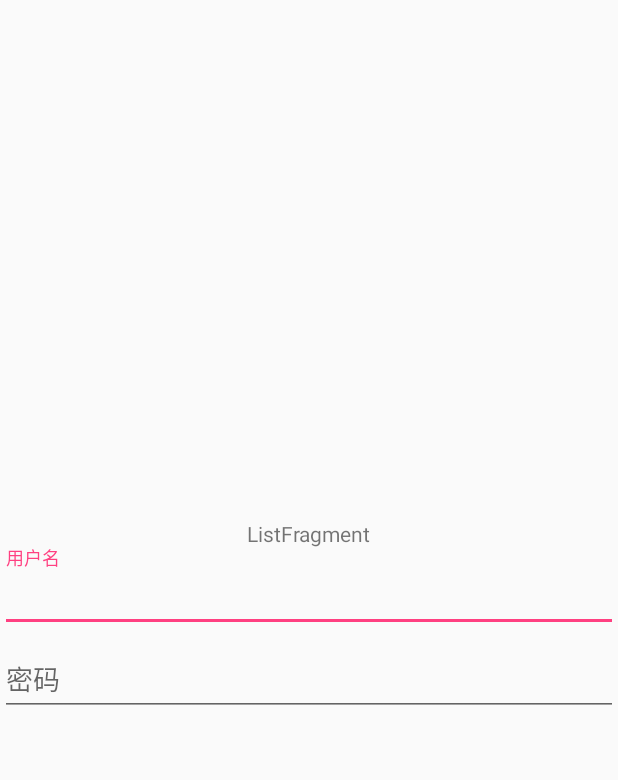
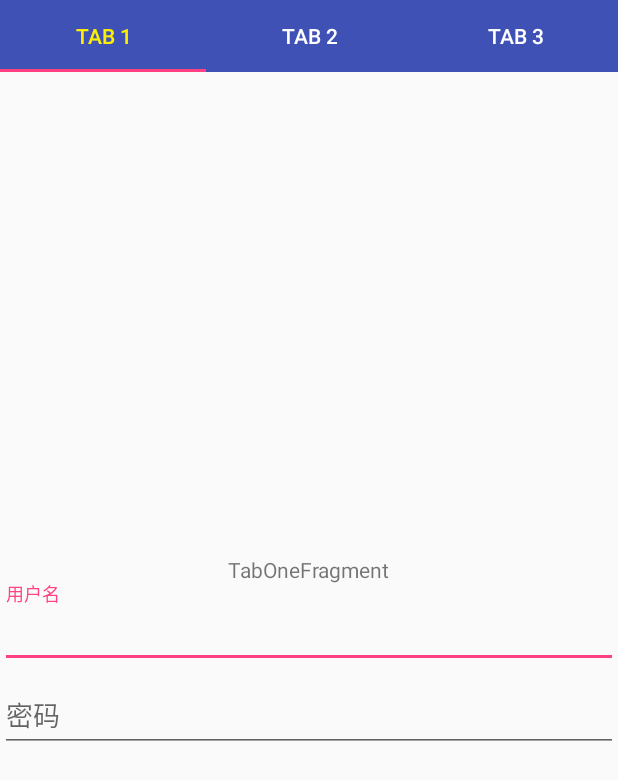
Before and after one commit to d071225/AndroidStudioDemo, an Android app: the screen it shows after launch (MainActivity), in the side drawer, after a tap on "列表", on a phone screen of 412 x 824 dp. Shown: the top 780 px of the screen. Run offline under Robolectric (Android 15) with nearby library versions, the phone set to English and light mode, and no system bars.

Commit message:
viewpager预加载和fragment复用问题

```diff
--- /dev/null
+++ b/materialdesigndemo/src/main/java/com/migu/materialdesigndemo/adapter/TabAdapter.java
@@ -0,0 +1,39 @@
+package com.migu.materialdesigndemo.adapter;
+
+
+import android.support.v4.app.Fragment;
+import android.support.v4.app.FragmentManager;
+import android.support.v4.app.FragmentPagerAdapter;
+
+import java.util.List;
+
+/**
+ * Created by DY on 2017/5/19.
+ */
+
+public class TabAdapter extends FragmentPagerAdapter {
+    private List<Fragment> fragments;
+    private String[] titls;
+    public TabAdapter(FragmentManager fm,List<Fragment> fragments,String[] titls) {
+        super(fm);
+        this.fragments=fragments;
+        this.titls=titls;
+    }
+
+    @Override
+    public Fragment getItem(int position) {
+        return fragments.get(position);
+    }
+
+    @Override
+    public int getCount() {
+        return fragments.size();
+    }
+
+    @Override
+    public CharSequence getPageTitle(int position) {
+        return titls[position];
+    }
+
+
+}
--- a/materialdesigndemo/src/main/java/com/migu/materialdesigndemo/controller/activity/MainActivity.java
+++ b/materialdesigndemo/src/main/java/com/migu/materialdesigndemo/controller/activity/MainActivity.java
@@ -1,7 +1,5 @@
 package com.migu.materialdesigndemo.controller.activity;
 
-import android.app.FragmentManager;
-import android.app.FragmentTransaction;
 import android.os.Bundle;
 import android.support.annotation.NonNull;
 import android.support.design.widget.NavigationView;
@@ -22,8 +20,8 @@ import com.migu.materialdesigndemo.controller.fragment.SettingFragment;
 public class MainActivity extends AppCompatActivity implements NavigationView.OnNavigationItemSelectedListener {
 
     private NavigationView navigationView;
-    private FragmentManager fragmentManager;
-    private FragmentTransaction ft;
+    private android.support.v4.app.FragmentManager fragmentManager;
+    private android.support.v4.app.FragmentTransaction ft;
     private HomeFragment homeFragment;
     private ListFragment listFragment;
     private SettingFragment settingFragment;
@@ -36,7 +34,7 @@ public class MainActivity extends AppCompatActivity implements NavigationView.On
     protected void onCreate(Bundle savedInstanceState) {
         super.onCreate(savedInstanceState);
         setContentView(R.layout.activity_main);
-        fragmentManager = getFragmentManager();
+        fragmentManager = getSupportFragmentManager();
         selectFragment(1);
         initFindViewById();
         initListener();
@@ -111,7 +109,7 @@ public class MainActivity extends AppCompatActivity implements NavigationView.On
                 ft.show(settingFragment);
                 break;
         }
-        ft.commitAllowingStateLoss();
+        ft.commit();
     }
     public void hideFragment(){
         if (homeFragment!=null){
--- /dev/null
+++ b/materialdesigndemo/src/main/java/com/migu/materialdesigndemo/controller/fragment/BaseFragment.java
@@ -0,0 +1,46 @@
+package com.migu.materialdesigndemo.controller.fragment;
+
+import android.support.v4.app.Fragment;
+
+/**
+ * Created by DY on 2017/5/19.
+ */
+
+public class BaseFragment extends Fragment {
+    /**
+     * 当前界面是否呈现给用户的状态标志
+     */
+    protected boolean isVisible;
+    /**
+     * 重写Fragment父类生命周期方法，在onCreate之前调用该方法，实现Fragment数据的缓加载.
+     * @param isVisibleToUser 当前是否已将界面显示给用户的状态
+     */
+    @Override
+    public void setUserVisibleHint(boolean isVisibleToUser) {
+        super.setUserVisibleHint(isVisibleToUser);
+        if(getUserVisibleHint()) {
+            isVisible = true;
+            onVisible();
+        } else {
+            isVisible = false;
+            onInvisible();
+        }
+    }
+    /**
+     * 当界面呈现给用户，即设置可见时执行，进行加载数据的方法
+     * 在用户可见时加载数据，而不在用户不可见的时候加载数据，是为了防止控件对象出现空指针异常
+     */
+    protected void onVisible(){
+        setlazyLoad();
+    }
+    /**
+     * 当界面还没呈现给用户，即设置不可见时执行
+     */
+    protected void onInvisible(){
+    }
+    /**
+     * 加载数据方法
+     */
+    protected void setlazyLoad(){
+    }
+}
--- a/materialdesigndemo/src/main/java/com/migu/materialdesigndemo/controller/fragment/HomeFragment.java
+++ b/materialdesigndemo/src/main/java/com/migu/materialdesigndemo/controller/fragment/HomeFragment.java
@@ -1,8 +1,8 @@
 package com.migu.materialdesigndemo.controller.fragment;
 
-import android.app.Fragment;
 import android.os.Bundle;
 import android.support.annotation.Nullable;
+import android.support.v4.app.Fragment;
 import android.view.LayoutInflater;
 import android.view.View;
 import android.view.ViewGroup;
--- a/materialdesigndemo/src/main/java/com/migu/materialdesigndemo/controller/fragment/ListFragment.java
+++ b/materialdesigndemo/src/main/java/com/migu/materialdesigndemo/controller/fragment/ListFragment.java
@@ -1,26 +1,88 @@
 package com.migu.materialdesigndemo.controller.fragment;
 
-import android.app.Fragment;
 import android.os.Bundle;
 import android.support.annotation.Nullable;
+import android.support.design.widget.TabLayout;
+import android.support.v4.app.Fragment;
+import android.support.v4.view.ViewPager;
 import android.view.LayoutInflater;
 import android.view.View;
 import android.view.ViewGroup;
-import android.widget.TextView;
 
 import com.migu.materialdesigndemo.R;
+import com.migu.materialdesigndemo.adapter.TabAdapter;
+
+import java.util.ArrayList;
+import java.util.List;
 
 /**
  * Created by DY on 2017/5/18.
  */
 
 public class ListFragment extends Fragment {
+
+    private TabLayout tabLayout;
+    private ViewPager viewPager;
+    private View view;
+    private String[] titles={"Tab 1","Tab 2","Tab 3"};
+    private List<Fragment> fragments;
+
     @Nullable
     @Override
     public View onCreateView(LayoutInflater inflater, @Nullable ViewGroup container, Bundle savedInstanceState) {
-        View view=View.inflate(getActivity(), R.layout.fragment_home,null);
-        TextView tv= (TextView) view.findViewById(R.id.tv_content);
-        tv.setText("ListFragment");
+        view = View.inflate(getActivity(), R.layout.fragment_list,null);
+        initData();
         return view;
     }
+
+    private void initData() {
+        initFindViewById();
+        initViewPager();
+        initTableLayout();
+        viewPager.addOnPageChangeListener(new TabLayout.TabLayoutOnPageChangeListener(tabLayout));
+        initListenser();
+    }
+
+    private void initViewPager() {
+        fragments = new ArrayList<Fragment>();
+        TabOneFragment tabOneFragment=new TabOneFragment();
+        TabTwoFragment tabTwoFragment=new TabTwoFragment();
+        TabThreeFragment tabThreeFragment=new TabThreeFragment();
+        fragments.add(tabOneFragment);
+        fragments.add(tabTwoFragment);
+        fragments.add(tabThreeFragment);
+        TabAdapter adapter=new TabAdapter(getActivity().getSupportFragmentManager(),fragments,titles);
+        viewPager.setAdapter(adapter);
+//        viewPager.setOffscreenPageLimit(2);
+    }
+
+    private void initListenser() {
+        tabLayout.setOnTabSelectedListener(new TabLayout.OnTabSelectedListener() {
+            @Override
+            public void onTabSelected(TabLayout.Tab tab) {
+
+            }
+
+            @Override
+            public void onTabUnselected(TabLayout.Tab tab) {
+
+            }
+
+            @Override
+            public void onTabReselected(TabLayout.Tab tab) {
+
+            }
+        });
+    }
+
+    private void initTableLayout() {
+        tabLayout.setTabMode(TabLayout.MODE_FIXED);
+        tabLayout.setupWithViewPager(viewPager);
+
+    }
+
+    private void initFindViewById() {
+        tabLayout = (TabLayout) view.findViewById(R.id.tl);
+        viewPager = (ViewPager) view.findViewById(R.id.vp);
+    }
 }
--- a/materialdesigndemo/src/main/java/com/migu/materialdesigndemo/controller/fragment/SettingFragment.java
+++ b/materialdesigndemo/src/main/java/com/migu/materialdesigndemo/controller/fragment/SettingFragment.java
@@ -1,8 +1,8 @@
 package com.migu.materialdesigndemo.controller.fragment;
 
-import android.app.Fragment;
 import android.os.Bundle;
 import android.support.annotation.Nullable;
+import android.support.v4.app.Fragment;
 import android.view.LayoutInflater;
 import android.view.View;
 import android.view.ViewGroup;
--- /dev/null
+++ b/materialdesigndemo/src/main/java/com/migu/materialdesigndemo/controller/fragment/TabOneFragment.java
@@ -0,0 +1,114 @@
+package com.migu.materialdesigndemo.controller.fragment;
+
+import android.content.Context;
+import android.os.Bundle;
+import android.support.annotation.Nullable;
+import android.util.Log;
+import android.view.LayoutInflater;
+import android.view.View;
+import android.view.ViewGroup;
+import android.widget.TextView;
+import android.widget.Toast;
+
+import com.migu.materialdesigndemo.R;
+
+/**
+ * Created by DY on 2017/5/18.
+ */
+
+public class TabOneFragment extends BaseFragment {
+    /**
+     * 预加载标志，默认值为false，设置为true，表示已经预加载完成，可以加载数据
+     */
+    private boolean isPrepared;
+    private View view;
+
+    @Nullable
+    @Override
+    public View onCreateView(LayoutInflater inflater, @Nullable ViewGroup container, Bundle savedInstanceState) {
+        Log.e("TabOneFragment","===onCreateView===");
+        if (view==null) {
+            view = View.inflate(getActivity(), R.layout.fragment_home, null);
+            TextView tv = (TextView) view.findViewById(R.id.tv_content);
+            tv.setText("TabOneFragment");
+            isPrepared = true;
+            setlazyLoad();
+        }
+        return view;
+    }
+
+    @Override
+    protected void setlazyLoad() {
+        super.setlazyLoad();
+        if(!isPrepared || !isVisible) {
+            return;
+        }else{
+            Toast.makeText(getActivity(),"TabOneFragment 1请求数据",0).show();
+            Log.e("TabOneFragment","===请求数据===");
+            isPrepared=false;
+        }
+    }
+
+    @Override
+    public void onCreate(@Nullable Bundle savedInstanceState) {
+        super.onCreate(savedInstanceState);
+        Log.e("TabOneFragment","===onCreate===");
+    }
+
+    @Override
+    public void onAttach(Context context) {
+        super.onAttach(context);
+        Log.e("TabOneFragment","===onAttach===");
+    }
+
+    @Override
+    public void onActivityCreated(@Nullable Bundle savedInstanceState) {
+        super.onActivityCreated(savedInstanceState);
+        Log.e("TabOneFragment","===onActivityCreated===");
+    }
+
+    @Override
+    public void onResume() {
+        super.onResume();
+        Log.e("TabOneFragment","===onResume===");
+    }
+
+    @Override
+    public void onStart() {
+        super.onStart();
+        Log.e("TabOneFragment","===onStart===");
+    }
+
+    @Override
+    public void onPause() {
+        super.onPause();
+        Log.e("TabOneFragment","===onPause===");
+    }
+
+    @Override
+    public void onStop() {
+        super.onStop();
+        Log.e("TabOneFragment","===onStop===");
+    }
+
+    @Override
+    public void onDestroy() {
+        super.onDestroy();
+        Log.e("TabOneFragment","===onDestroy===");
+    }
+
+    @Override
+    public void onDestroyView() {
+        super.onDestroyView();
+        Log.e("TabOneFragment","===onDestroyView===");
+        if (null != view) {
+            ((ViewGroup) view.getParent()).removeView(view);
+        }
+    }
+
+    @Override
+    public void onDetach() {
+        super.onDetach();
+        Log.e("TabOneFragment","===onDetach===");
+    }
+}
--- /dev/null
+++ b/materialdesigndemo/src/main/java/com/migu/materialdesigndemo/controller/fragment/TabTwoFragment.java
@@ -0,0 +1,113 @@
+package com.migu.materialdesigndemo.controller.fragment;
+
+import android.content.Context;
+import android.os.Bundle;
+import android.support.annotation.Nullable;
+import android.util.Log;
+import android.view.LayoutInflater;
+import android.view.View;
+import android.view.ViewGroup;
+import android.widget.TextView;
+import android.widget.Toast;
+
+import com.migu.materialdesigndemo.R;
+
+/**
+ * Created by DY on 2017/5/18.
+ */
+
+public class TabTwoFragment extends BaseFragment {
+    /**
+     * 预加载标志，默认值为false，设置为true，表示已经预加载完成，可以加载数据
+     */
+    private boolean isPrepared;
+    private View view;
+
+    @Nullable
+    @Override
+    public View onCreateView(LayoutInflater inflater, @Nullable ViewGroup container, Bundle savedInstanceState) {
+        Log.e("TabTwoFragment","===onCreateView===");
+        if (view==null) {
+            view = View.inflate(getActivity(), R.layout.fragment_home, null);
+            TextView tv = (TextView) view.findViewById(R.id.tv_content);
+            tv.setText("TabTwoFragment");
+            isPrepared = true;
+            setlazyLoad();
+        }
+        return view;
+    }
+
+    @Override
+    protected void setlazyLoad() {
+        super.setlazyLoad();
+        if(!isPrepared || !isVisible) {
+            return;
+        }else{
+            Toast.makeText(getActivity(),"TabTwoFragment 2请求数据",0).show();
+            Log.e("TabTwoFragment","===请求数据===");
+            isPrepared=false;
+        }
+    }
+    @Override
+    public void onCreate(@Nullable Bundle savedInstanceState) {
+        super.onCreate(savedInstanceState);
+        Log.e("TabTwoFragment","===onCreate===");
+    }
+
+    @Override
+    public void onAttach(Context context) {
+        super.onAttach(context);
+        Log.e("TabTwoFragment","===onAttach===");
+    }
+
+    @Override
+    public void onActivityCreated(@Nullable Bundle savedInstanceState) {
+        super.onActivityCreated(savedInstanceState);
+        Log.e("TabTwoFragment","===onActivityCreated===");
+    }
+
+    @Override
+    public void onResume() {
+        super.onResume();
+        Log.e("TabTwoFragment","===onResume===");
+    }
+
+    @Override
+    public void onStart() {
+        super.onStart();
+        Log.e("TabTwoFragment","===onStart===");
+    }
+
+    @Override
+    public void onPause() {
+        super.onPause();
+        Log.e("TabTwoFragment","===onPause===");
+    }
+
+    @Override
+    public void onStop() {
+        super.onStop();
+        Log.e("TabTwoFragment","===onStop===");
+    }
+
+    @Override
+    public void onDestroy() {
+        super.onDestroy();
+        Log.e("TabTwoFragment","===onDestroy===");
+    }
+
+    @Override
+    public void onDestroyView() {
+        super.onDestroyView();
+        Log.e("TabTwoFragment","===onDestroyView===");
+        if (null != view) {
+            ((ViewGroup) view.getParent()).removeView(view);
+        }
+    }
+
+    @Override
+    public void onDetach() {
+        super.onDetach();
+        Log.e("TabTwoFragment","===onDetach===");
+    }
+}
--- /dev/null
+++ b/materialdesigndemo/src/main/res/layout/fragment_list.xml
@@ -0,0 +1,19 @@
+<?xml version="1.0" encoding="utf-8"?>
+<LinearLayout xmlns:android="http://schemas.android.com/apk/res/android"
+    xmlns:app="http://schemas.android.com/apk/res-auto"
+    android:orientation="vertical"
+    android:layout_width="match_parent"
+    android:layout_height="match_parent">
+    <android.support.design.widget.TabLayout
+        android:layout_width="match_parent"
+        android:layout_height="wrap_content"
+        android:background="@color/colorPrimary"
+        app:tabIndicatorColor="@color/colorAccent"
+        app:tabSelectedTextColor="#fff000"
+        app:tabTextColor="#ffffff"
+        android:id="@+id/tl"></android.support.design.widget.TabLayout>
+    <android.support.v4.view.ViewPager
+        android:layout_width="match_parent"
+        android:layout_height="match_parent"
+        android:id="@+id/vp"></android.support.v4.view.ViewPager>
+</LinearLayout>
```
Also changed, not shown: materialdesigndemo/src/main/java/com/migu/materialdesigndemo/controller/fragment/TabThreeFragment.java (added, +113 -0 lines).
